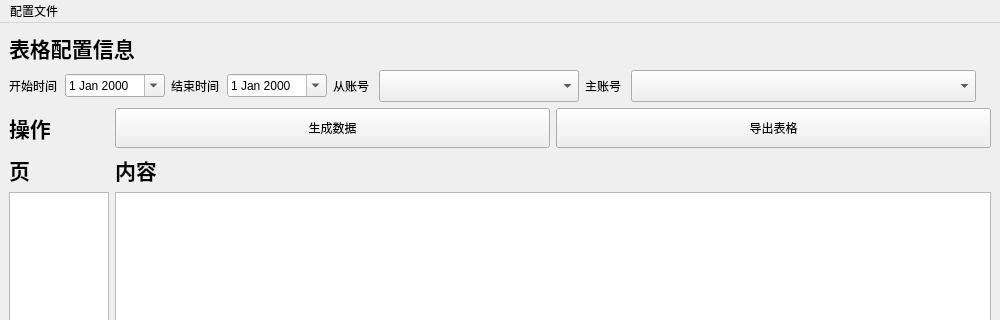
This is skin/main.ui in zzy624/work_table as Qt 5 draws it before an edit; both pictures show x 0 to 1000 and y 0 to 320 of the 1000 by 900 pixel window. The edited form follows.
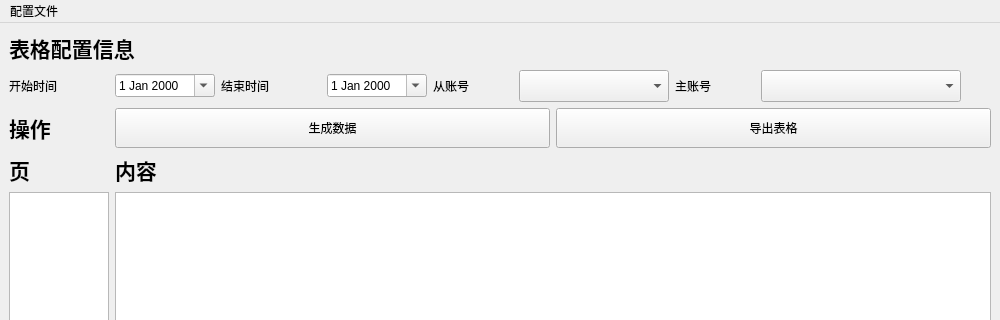
This is the edited form.

What changed in the file:
```diff
--- a/skin/main.ui
+++ b/skin/main.ui
@@ -64,14 +64,14 @@
        <widget class="QLabel" name="label_2">
         <property name="minimumSize">
          <size>
-          <width>50</width>
-          <height>0</height>
+          <width>100</width>
+          <height>25</height>
          </size>
         </property>
         <property name="maximumSize">
          <size>
           <width>200</width>
-          <height>16777215</height>
+          <height>25</height>
          </size>
         </property>
         <property name="text">
@@ -102,14 +102,14 @@
        <widget class="QLabel" name="label_6">
         <property name="minimumSize">
          <size>
-          <width>50</width>
-          <height>0</height>
+          <width>100</width>
+          <height>25</height>
          </size>
         </property>
         <property name="maximumSize">
          <size>
           <width>100</width>
-          <height>16777215</height>
+          <height>25</height>
          </size>
         </property>
         <property name="text">
@@ -140,14 +140,14 @@
        <widget class="QLabel" name="label_3">
         <property name="minimumSize">
          <size>
-          <width>40</width>
-          <height>0</height>
+          <width>80</width>
+          <height>25</height>
          </size>
         </property>
         <property name="maximumSize">
          <size>
           <width>100</width>
-          <height>16777215</height>
+          <height>25</height>
          </size>
         </property>
         <property name="text">
@@ -159,7 +159,7 @@
        <widget class="QComboBox" name="comboBox">
         <property name="minimumSize">
          <size>
-          <width>200</width>
+          <width>150</width>
           <height>32</height>
          </size>
         </property>
@@ -178,14 +178,14 @@
        <widget class="QLabel" name="label_4">
         <property name="minimumSize">
          <size>
-          <width>40</width>
-          <height>0</height>
+          <width>80</width>
+          <height>25</height>
          </size>
         </property>
         <property name="maximumSize">
          <size>
           <width>100</width>
-          <height>16777215</height>
+          <height>25</height>
          </size>
         </property>
         <property name="text">
@@ -197,7 +197,7 @@
        <widget class="QComboBox" name="comboBox_2">
         <property name="minimumSize">
          <size>
-          <width>345</width>
+          <width>200</width>
           <height>32</height>
          </size>
         </property>
```
Left out of the diff: 6 changed lines with no effect on the pictures.
